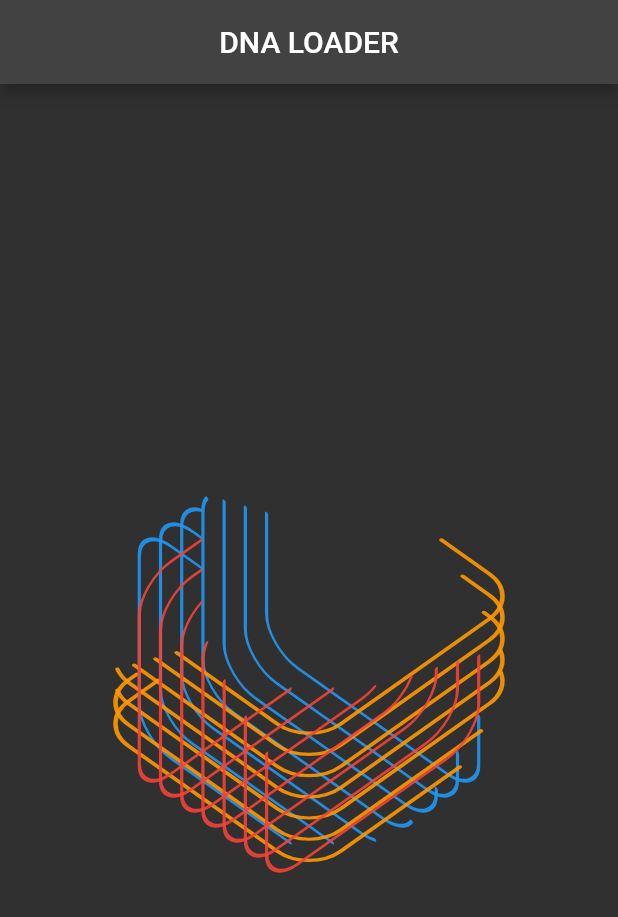
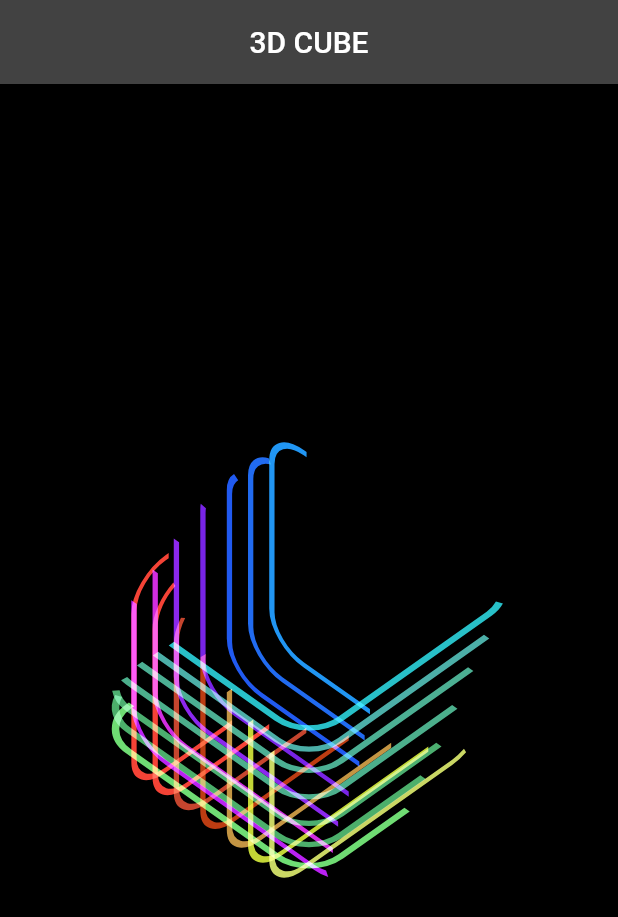
Before and after one commit to cupcake08/Flutter-UI-Challenges, a Flutter app: the screen it shows after launch, on a phone screen of 412 x 824 dp. Shown: the top 917 px of the screen. Run offline on Flutter 3.47's test engine with Material 2 defaults, Android fonts, the phone set to English and light mode, and no system bars; our stand-ins replace google_fonts.

Commit message:
:tada: 3D Cube Animation

```diff
--- a/dna_loader/lib/fuck_with_paths.dart
+++ b/dna_loader/lib/fuck_with_paths.dart
@@ -8,12 +8,16 @@ class FuckAroundWithPaths extends CustomPainter {
   final Color color;
   final double dist;
   final AnimationController _controller;
-  FuckAroundWithPaths(this._controller, this.color, this.dist)
-      : _paint = Paint()
-          ..color = color.withOpacity(.9)
+  FuckAroundWithPaths(
+    this._controller,
+    this.color,
+    this.dist,
+  )   : _paint = Paint()
+          ..color = color
           ..style = PaintingStyle.stroke
-          ..strokeWidth = 3
-          ..strokeCap = StrokeCap.round,
+          ..strokeWidth = 5
+          ..blendMode = BlendMode.screen
+          ..strokeCap = StrokeCap.butt,
         super(repaint: _controller);
 
   @override
@@ -27,13 +31,12 @@ class FuckAroundWithPaths extends CustomPainter {
         const Radius.circular(30),
       ),
     );
-    // canvas.drawPath(path, _paint);
     final metrices = path.computeMetrics().toList();
     final Path p2 = Path();
     for (PathMetric mat in metrices) {
       double len = mat.length;
       final start = (len) * _controller.value + dist;
-      final gap = len / 2;
+      final gap = len / 2.5;
       final end = start + gap;
       final p1 = mat.extractPath(start, end);
       p2.addPath(p1, Offset.zero);
@@ -65,7 +68,7 @@ class _PathFuckAroundState extends State<PathFuckAround> with SingleTickerProvid
     super.initState();
     _controller = AnimationController(
       vsync: this,
-      duration: const Duration(seconds: 3),
+      duration: const Duration(milliseconds: 4500),
     );
     _controller
       ..forward()
@@ -80,7 +83,7 @@ class _PathFuckAroundState extends State<PathFuckAround> with SingleTickerProvid
 
   _angleToRadian(double angle) => angle * pi / 180.0;
 
-  _buildLowerTransformOrange(Vector3 shifts, double dist) {
+  _buildLowerTransformOrange(Vector3 shifts, double dist, Color color) {
     return Transform(
       alignment: Alignment.center,
       transform: Matrix4.identity()
@@ -90,7 +93,7 @@ class _PathFuckAroundState extends State<PathFuckAround> with SingleTickerProvid
         ..translate(shifts),
       child: _buildChildElement(
         angles: [0.0, -pi / 4, pi / 4],
-        color: Colors.orange,
+        color: color,
         dist: dist,
         alignemtAxis: Alignment.center,
         translate: Vector3(0.0, 0.0, 0.0),
@@ -98,7 +101,7 @@ class _PathFuckAroundState extends State<PathFuckAround> with SingleTickerProvid
     );
   }
 
-  _buildLowerTransformBlue(Vector3 shifts, double dist) {
+  _buildLowerTransformBlue(Vector3 shifts, double dist, Color color) {
     return Transform(
       alignment: Alignment.center,
       transform: Matrix4.identity()
@@ -108,7 +111,7 @@ class _PathFuckAroundState extends State<PathFuckAround> with SingleTickerProvid
         ..translate(shifts),
       child: _buildChildElement(
         angles: [0.0, -pi / 4, pi / 4],
-        color: Colors.blue,
+        color: color,
         dist: dist,
         alignemtAxis: Alignment.center,
         translate: Vector3(0.0, 0.0, 0.0),
@@ -116,7 +119,7 @@ class _PathFuckAroundState extends State<PathFuckAround> with SingleTickerProvid
     );
   }
 
-  _buildLowerTransformRed(Vector3 shifts, dist) {
+  _buildLowerTransformRed(Vector3 shifts, dist, Color lineColor) {
     return Transform(
       alignment: Alignment.center,
       transform: Matrix4.identity()
@@ -126,8 +129,8 @@ class _PathFuckAroundState extends State<PathFuckAround> with SingleTickerProvid
         ..translate(shifts),
       child: _buildChildElement(
         angles: [0, pi / 4, -pi / 4],
-        color: Colors.red,
         dist: dist,
+        color: lineColor,
         alignemtAxis: Alignment.center,
         translate: Vector3(0.0, 0.0, 0.0),
       ),
@@ -135,33 +138,34 @@ class _PathFuckAroundState extends State<PathFuckAround> with SingleTickerProvid
   }
 
   _buildChildElements() {
-    double distGap = 20.0;
+    double distGap = 15.0;
     return Stack(
       children: [
         // we need 3 rectangles
-        _buildLowerTransformBlue(Vector3(0.0, 0.0, -60.0), 7 * distGap),
-        _buildLowerTransformBlue(Vector3(0.0, 0.0, -40.0), 6 * distGap),
-        _buildLowerTransformBlue(Vector3(0.0, 0.0, -20.0), 5 * distGap),
-        _buildLowerTransformBlue(Vector3(0.0, 0.0, 0.0), 4 * distGap),
-        _buildLowerTransformBlue(Vector3(0.0, 0.0, 20.0), 3 * distGap),
-        _buildLowerTransformBlue(Vector3(0.0, 0.0, 40.0), 2 * distGap),
-        _buildLowerTransformBlue(Vector3(0.0, 0.0, 60.0), 1 * distGap),
 
-        _buildLowerTransformOrange(Vector3(0.0, 0.0, -60.0), 7 * distGap),
-        _buildLowerTransformOrange(Vector3(0.0, 0.0, -40.0), 6 * distGap),
-        _buildLowerTransformOrange(Vector3(0.0, 0.0, -20.0), 4 * distGap),
-        _buildLowerTransformOrange(Vector3(0.0, 0.0, 0.0), 4 * distGap),
-        _buildLowerTransformOrange(Vector3(0.0, 0.0, 20.0), 3 * distGap),
-        _buildLowerTransformOrange(Vector3(0.0, 0.0, 40.0), 2 * distGap),
-        _buildLowerTransformOrange(Vector3(0.0, 0.0, 60.0), 1 * distGap),
+        _buildLowerTransformRed(Vector3(0.0, 0.0, -65.0), 6 * distGap, Colors.red),
+        _buildLowerTransformRed(Vector3(0.0, 0.0, -45.0), 5 * distGap, Color.fromARGB(255, 244, 67, 54)),
+        _buildLowerTransformRed(Vector3(0.0, 0.0, -25.0), 4 * distGap, Color.fromARGB(255, 197, 69, 46)),
+        _buildLowerTransformRed(Vector3(0.0, 0.0, 0.0), 3 * distGap, Color.fromARGB(255, 188, 60, 18)),
+        _buildLowerTransformRed(Vector3(0.0, 0.0, 25.0), 2 * distGap, Color.fromARGB(255, 196, 149, 67)),
+        _buildLowerTransformRed(Vector3(0.0, 0.0, 45.0), 1 * distGap, Color.fromARGB(255, 195, 214, 54)),
+        _buildLowerTransformRed(Vector3(0.0, 0.0, 65.0), 0 * distGap, Color.fromARGB(255, 202, 215, 100)),
 
-        _buildLowerTransformRed(Vector3(0.0, 0.0, -60.0), 7 * distGap),
-        _buildLowerTransformRed(Vector3(0.0, 0.0, -40.0), 6 * distGap),
-        _buildLowerTransformRed(Vector3(0.0, 0.0, -20.0), 5 * distGap),
-        _buildLowerTransformRed(Vector3(0.0, 0.0, 0.0), 4 * distGap),
-        _buildLowerTransformRed(Vector3(0.0, 0.0, 20.0), 3 * distGap),
-        _buildLowerTransformRed(Vector3(0.0, 0.0, 40.0), 2 * distGap),
-        _buildLowerTransformRed(Vector3(0.0, 0.0, 60.0), 1 * distGap),
+        _buildLowerTransformBlue(Vector3(0.0, 0.0, -65.0), 0 * distGap, Color.fromARGB(255, 187, 33, 243)),
+        _buildLowerTransformBlue(Vector3(0.0, 0.0, -45.0), 1 * distGap, Color.fromARGB(255, 209, 45, 224)),
+        _buildLowerTransformBlue(Vector3(0.0, 0.0, -25.0), 2 * distGap, Color.fromARGB(255, 139, 40, 238)),
+        _buildLowerTransformBlue(Vector3(0.0, 0.0, 0.0), 3 * distGap, Color.fromARGB(255, 120, 36, 230)),
+        _buildLowerTransformBlue(Vector3(0.0, 0.0, 25.0), 4 * distGap, Color.fromARGB(255, 33, 90, 240)),
+        _buildLowerTransformBlue(Vector3(0.0, 0.0, 45.0), 5 * distGap, Color.fromARGB(255, 33, 107, 240)),
+        _buildLowerTransformBlue(Vector3(0.0, 0.0, 65.0), 6 * distGap, Colors.blue),
+
+        _buildLowerTransformOrange(Vector3(0.0, 0.0, -65.0), 6 * distGap, Color.fromARGB(255, 111, 220, 115)),
+        _buildLowerTransformOrange(Vector3(0.0, 0.0, -45.0), 5 * distGap, Color.fromARGB(255, 76, 175, 107)),
+        _buildLowerTransformOrange(Vector3(0.0, 0.0, -25.0), 4 * distGap, Color.fromARGB(255, 76, 175, 112)),
+        _buildLowerTransformOrange(Vector3(0.0, 0.0, 0.0), 3 * distGap, Color.fromARGB(255, 76, 175, 140)),
+        _buildLowerTransformOrange(Vector3(0.0, 0.0, 25.0), 2 * distGap, Color.fromARGB(255, 76, 175, 147)),
+        _buildLowerTransformOrange(Vector3(0.0, 0.0, 45.0), 1 * distGap, Color.fromARGB(255, 76, 175, 168)),
+        _buildLowerTransformOrange(Vector3(0.0, 0.0, 65.0), 0 * distGap, Color.fromARGB(255, 40, 192, 200)),
       ],
     );
   }
@@ -174,18 +178,6 @@ class _PathFuckAroundState extends State<PathFuckAround> with SingleTickerProvid
     required Alignment alignemtAxis,
   }) {
     return Container(
-      // transform: Matrix4.identity()..translate(vector),
-      // transform: Matrix4.identity()
-      //   ..rotateX(angles[0])
-      //   ..rotateY(angles[1])
-      //   ..rotateZ(angles[2])
-      //   ..translate(translate),
-      // transformAlignment: alignemtAxis,
-      decoration: BoxDecoration(
-        // color: color.withOpacity(.4),
-        // border: Border.all(color: Colors.pink),
-        borderRadius: BorderRadius.circular(10),
-      ),
       height: 200,
       width: 200,
       child: CustomPaint(
--- a/dna_loader/lib/main.dart
+++ b/dna_loader/lib/main.dart
@@ -25,8 +25,9 @@ class Home extends StatelessWidget {
   @override
   Widget build(BuildContext context) {
     return Scaffold(
+      backgroundColor: Colors.black,
       appBar: AppBar(
-        title: const Text("DNA LOADER"),
+        title: const Text("3D CUBE"),
         centerTitle: true,
       ),
       body: const Center(
```
